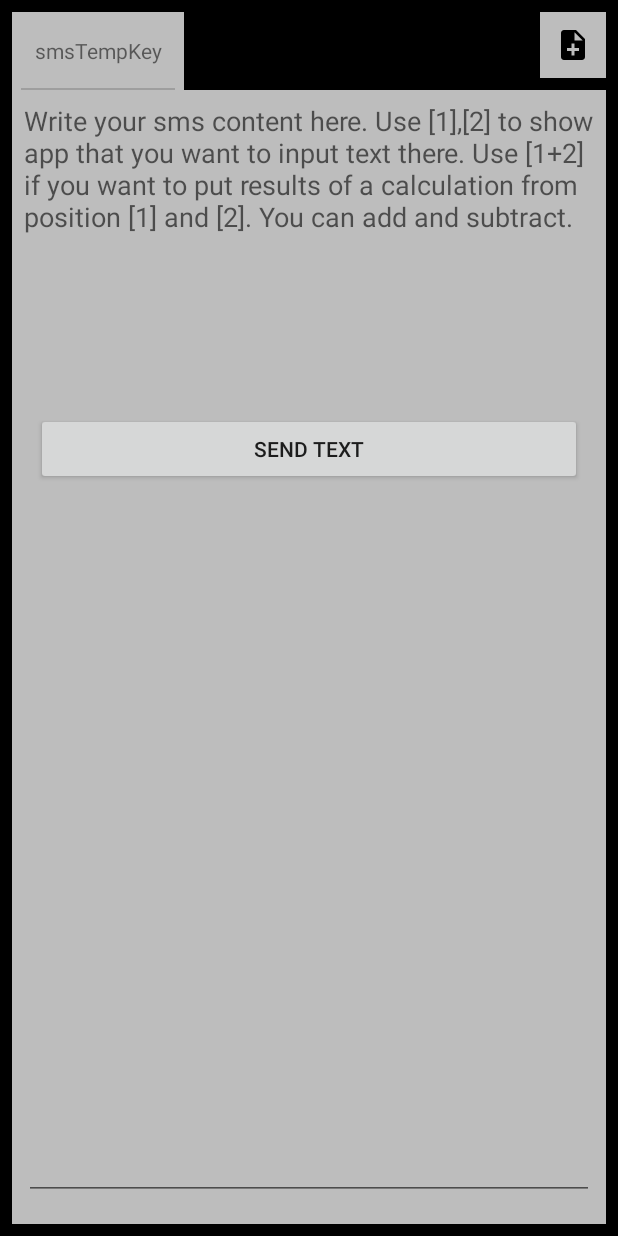
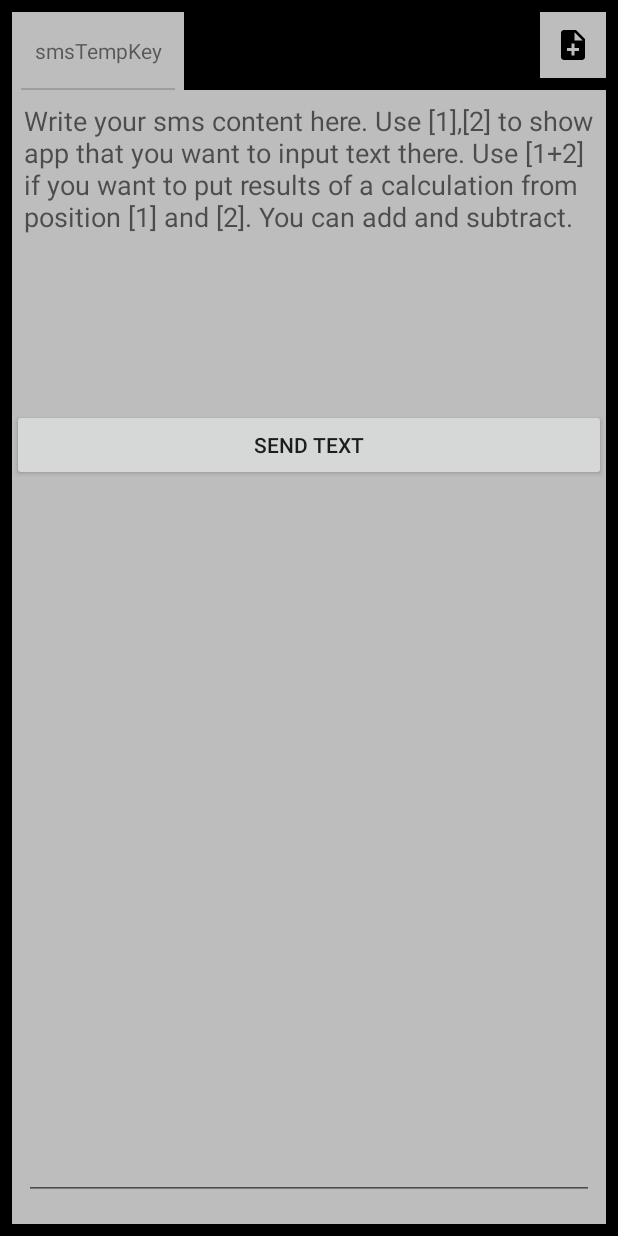
Before and after one commit to bykup/textDrafter, an Android app: the screen it shows after launch (MainActivity), on a phone screen of 412 x 824 dp. Run offline under Robolectric (Android 15) with nearby library versions, the phone set to English and light mode, and no system bars; our stand-ins replace Dagger/Hilt's generated code, RxJava, data binding.

Commit message:
no message

```diff
--- a/textDrafter/app/src/main/AndroidManifest.xml
+++ b/textDrafter/app/src/main/AndroidManifest.xml
@@ -14,7 +14,9 @@
         android:theme="@style/AppTheme">
 
 
-        <activity android:name=".activities.mainactivity.activity.MainActivity">
+        <activity
+            android:name=".activities.mainactivity.activity.MainActivity"
+            android:windowSoftInputMode="stateHidden|adjustResize">
             <intent-filter>
                 <action android:name="android.intent.action.MAIN" />
                 <category android:name="android.intent.category.LAUNCHER" />
--- a/textDrafter/app/src/main/res/layout/activity_main.xml
+++ b/textDrafter/app/src/main/res/layout/activity_main.xml
@@ -66,10 +66,11 @@
             android:elevation="2dp"
             android:orientation="horizontal"
             app:layout_constraintBottom_toTopOf="@+id/pager_main"
-            app:layout_constraintHorizontal_bias="0.0"
+            app:layout_constraintHorizontal_bias="1.0"
             app:layout_constraintLeft_toLeftOf="parent"
             app:layout_constraintRight_toLeftOf="@+id/imagebutton_new_smskey"
-            app:layout_constraintTop_toTopOf="@+id/imagebutton_new_smskey" />
+            app:layout_constraintTop_toTopOf="@+id/imagebutton_new_smskey"
+            app:layout_constraintVertical_bias="1.0" />
 
 
     </android.support.constraint.ConstraintLayout>
--- a/textDrafter/app/src/main/res/layout/fragment_main.xml
+++ b/textDrafter/app/src/main/res/layout/fragment_main.xml
@@ -43,26 +43,12 @@
                 android:scrollbars="vertical"
                 android:text="@{mainmodel.smsText}"
                 android:textColor="@color/main_text"
-            app:layout_constraintBottom_toTopOf="@+id/linearLayout"
+                app:layout_constraintBottom_toTopOf="@+id/button_sms_sendtext"
                 app:layout_constraintLeft_toLeftOf="parent"
                 app:layout_constraintRight_toRightOf="parent"
                 app:layout_constraintTop_toTopOf="parent"
                 tools:text="Testowy [1] sms [2]" />
 
-        <LinearLayout
-            android:id="@+id/linearLayout"
-            android:layout_width="0dp"
-            android:layout_height="wrap_content"
-            android:layout_marginBottom="8dp"
-            android:layout_marginEnd="16dp"
-            android:layout_marginStart="16dp"
-            android:layout_marginTop="8dp"
-            android:orientation="horizontal"
-            app:layout_constraintBottom_toBottomOf="parent"
-            app:layout_constraintLeft_toLeftOf="parent"
-            app:layout_constraintRight_toRightOf="parent"
-            app:layout_constraintTop_toTopOf="parent"
-            app:layout_constraintVertical_bias="0.3">
                 <!--<Button-->
                 <!--android:id="@+id/button_sms_save"-->
                 <!--android:layout_width="match_parent"-->
@@ -81,9 +67,13 @@
                     android:onClick="@{(view) -> handlers.onSendSmsClick(mainmodel,mainrecycler)}"
                     android:text="@string/button_send"
                     tools:layout_editor_absoluteX="200dp"
-                tools:layout_editor_absoluteY="165dp" />
+                    tools:layout_editor_absoluteY="165dp"
+                    app:layout_constraintBottom_toBottomOf="parent"
+                    app:layout_constraintLeft_toLeftOf="parent"
+                    app:layout_constraintRight_toRightOf="parent"
+                    app:layout_constraintTop_toTopOf="parent"
+                    app:layout_constraintVertical_bias="0.3"/>
 
-        </LinearLayout>
 
             <android.support.v7.widget.RecyclerView
                 android:id="@+id/recyclerview_sms_values"
@@ -96,7 +86,7 @@
                 app:layout_constraintBottom_toTopOf="@+id/edittext_tel_number"
                 app:layout_constraintLeft_toLeftOf="parent"
                 app:layout_constraintRight_toRightOf="parent"
-            app:layout_constraintTop_toBottomOf="@+id/linearLayout" />
+                app:layout_constraintTop_toBottomOf="@+id/button_sms_sendtext" />
 
 
             <EditText
@@ -140,4 +130,5 @@
             <!--android:layout_marginBottom="8dp" />-->
 
         </android.support.constraint.ConstraintLayout>
+
 </layout>
```
Lines whose indentation alone changed are shown as unchanged.
